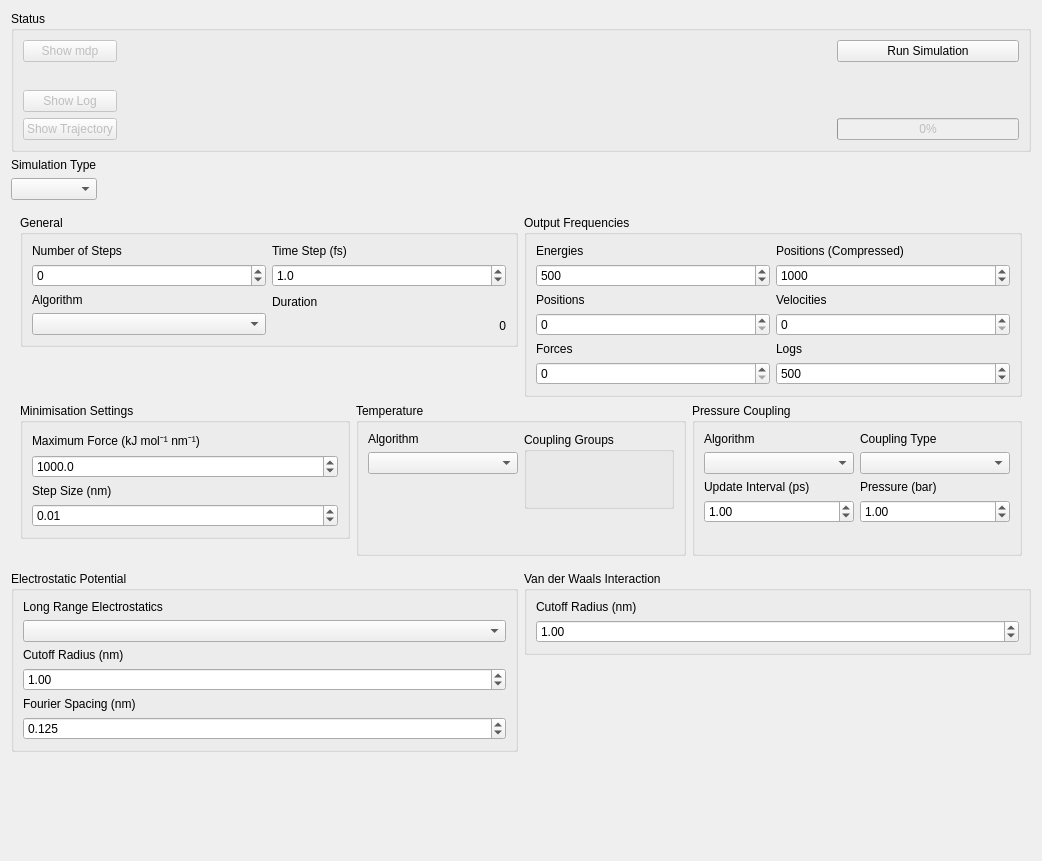
The window that ui/simulationsetupform.ui (breuerss/gromacs-ui) describes before a commit, drawn with Qt 5.
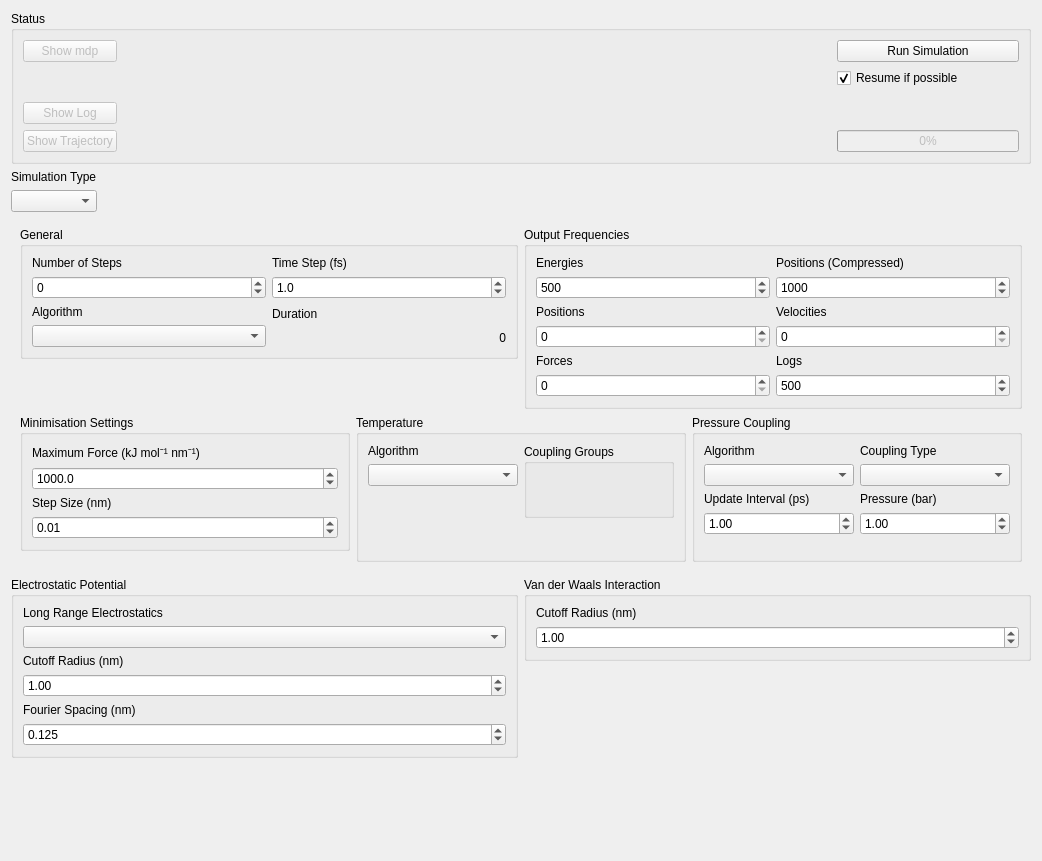
The same window after the commit. Icons and pictures are not drawn.

Commit message: feature: allow full restart of simulation by disabling resume

```diff
--- a/ui/simulationsetupform.ui
+++ b/ui/simulationsetupform.ui
@@ -108,6 +108,16 @@
           </property>
          </widget>
         </item>
+        <item>
+         <widget class="QCheckBox" name="resume">
+          <property name="text">
+           <string>Resume if possible</string>
+          </property>
+          <property name="checked">
+           <bool>true</bool>
+          </property>
+         </widget>
+        </item>
         <item>
          <spacer name="verticalSpacer_2">
           <property name="orientation">
```
The commit also changes 3 other files.
